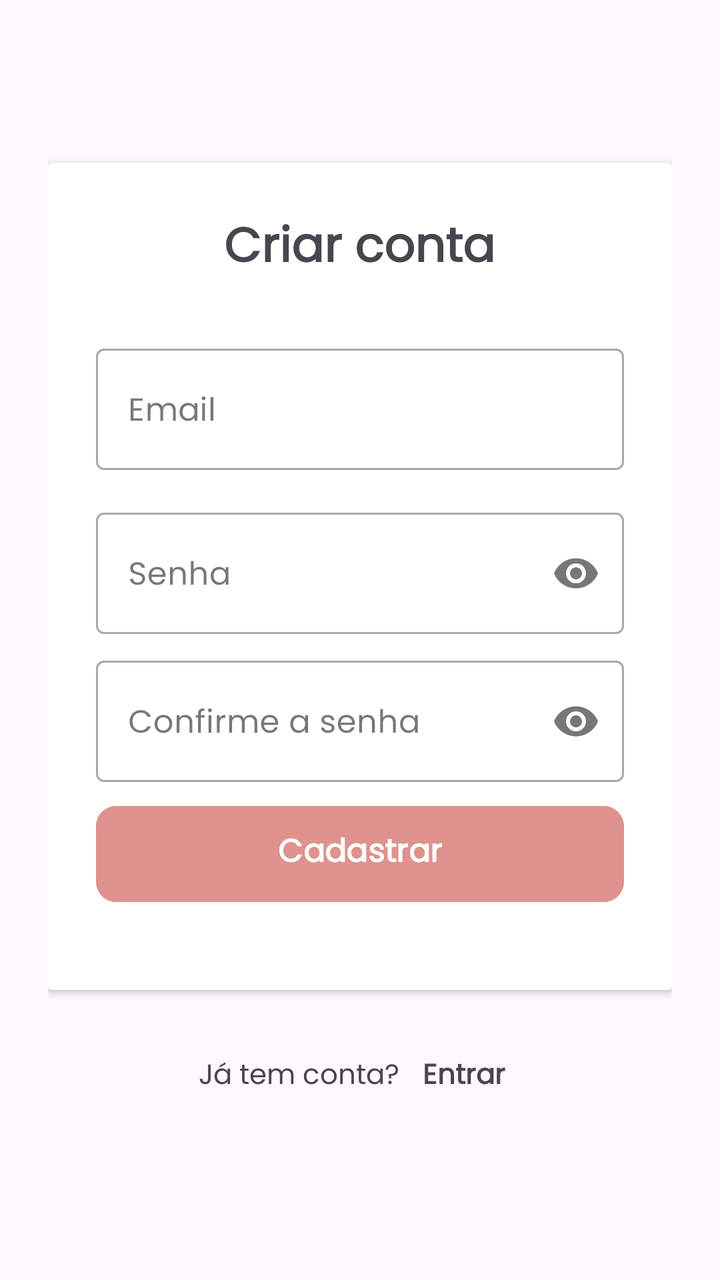
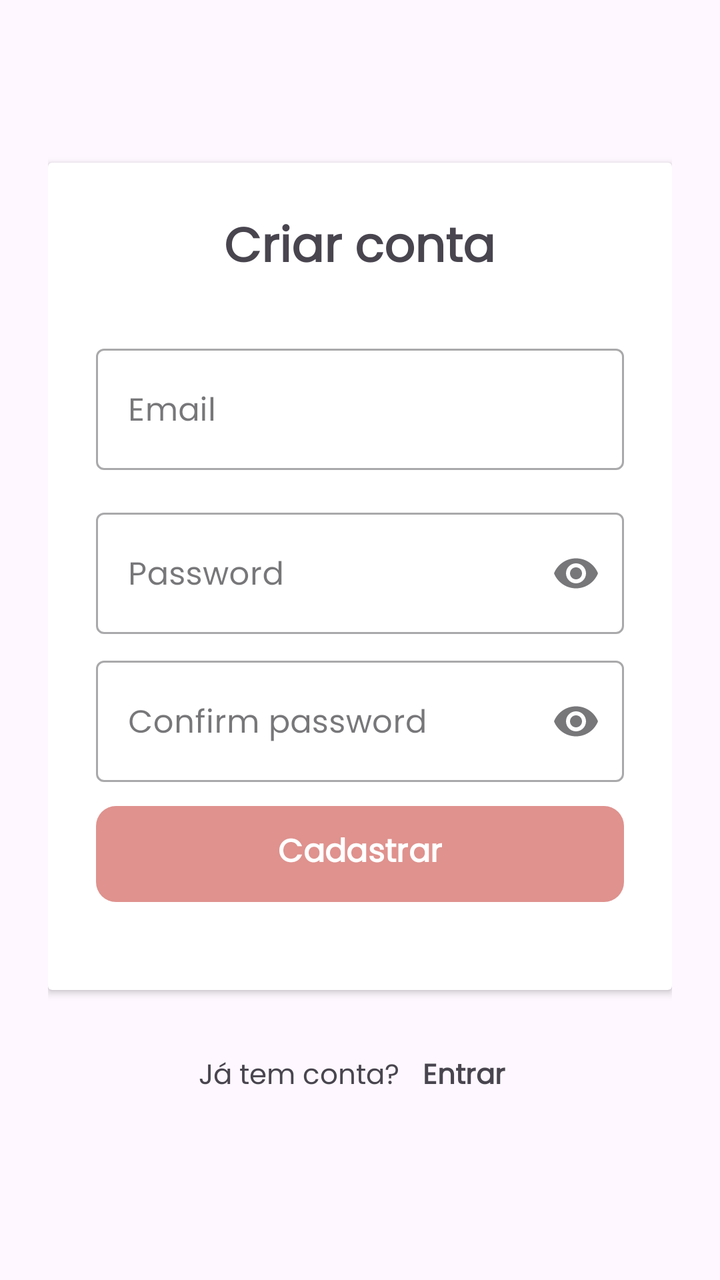

The first picture is an Android layout as it rendered before a commit; the second is the same layout after the commit. The layout source and the unified diff follow.
<!-- AndroidManifest.xml: application theme Theme.UndergraduateResearch -->
<!-- res/layout/activity_register.xml -->
<?xml version="1.0" encoding="utf-8"?>
<LinearLayout xmlns:android="http://schemas.android.com/apk/res/android"
    xmlns:app="http://schemas.android.com/apk/res-auto"
    xmlns:tools="http://schemas.android.com/tools"
    android:id="@+id/main"
    android:layout_width="match_parent"
    android:layout_height="match_parent"
    tools:context=".RegisterActivity"
    android:orientation="vertical"
    android:gravity="center"
    android:padding="24dp">

    <androidx.cardview.widget.CardView
        android:layout_width="match_parent"
        android:layout_height="wrap_content"
        android:layout_marginBottom="24dp">

        <LinearLayout
            android:layout_width="match_parent"
            android:layout_height="wrap_content"
            android:orientation="vertical"
            android:padding="24dp">

            <TextView
                android:layout_width="wrap_content"
                android:layout_height="wrap_content"
                android:layout_gravity="center"
                android:layout_marginBottom="24dp"
                android:fontFamily="@font/poppins"
                android:text="Criar conta"
                android:textSize="24sp"
                android:textStyle="bold" />

            
            <com.google.android.material.textfield.TextInputLayout
                android:id="@+id/txt_email"
                android:layout_width="match_parent"
                android:layout_height="wrap_content"
                android:layout_marginBottom="16dp"
                android:hint="Email"
                style="@style/Widget.MaterialComponents.TextInputLayout.OutlinedBox">

                <com.google.android.material.textfield.TextInputEditText
                    android:id="@+id/input_email"
                    android:layout_width="match_parent"
                    android:layout_height="wrap_content"
                    android:fontFamily="@font/poppins"
                    android:inputType="textEmailAddress"
                    android:maxLines="1" />

            </com.google.android.material.textfield.TextInputLayout>

            
            <com.google.android.material.textfield.TextInputLayout
                android:id="@+id/txt_password"
                android:layout_width="match_parent"
                android:layout_height="wrap_content"
                android:layout_marginBottom="8dp"
                android:hint="Senha"
                app:endIconMode="password_toggle"
                style="@style/Widget.MaterialComponents.TextInputLayout.OutlinedBox">

                <com.google.android.material.textfield.TextInputEditText
                    android:id="@+id/input_password"
                    android:layout_width="match_parent"
                    android:layout_height="wrap_content"
                    android:fontFamily="@font/poppins"
                    android:inputType="textPassword"
                    android:maxLines="1" />

            </com.google.android.material.textfield.TextInputLayout>

            
            <com.google.android.material.textfield.TextInputLayout
                android:id="@+id/txt_confirm_password"
                android:layout_width="match_parent"
                android:layout_height="wrap_content"
                android:layout_marginBottom="8dp"
                android:hint="Confirme a senha"
                app:endIconMode="password_toggle"
                style="@style/Widget.MaterialComponents.TextInputLayout.OutlinedBox">

                <com.google.android.material.textfield.TextInputEditText
                    android:id="@+id/input_confirm_password"
                    android:layout_width="match_parent"
                    android:layout_height="wrap_content"
                    android:fontFamily="@font/poppins"
                    android:inputType="textPassword"
                    android:maxLines="1" />

            </com.google.android.material.textfield.TextInputLayout>

            
            <com.google.android.material.button.MaterialButton
                android:id="@+id/btn_register"
                android:layout_width="match_parent"
                android:layout_height="56dp"
                android:layout_marginBottom="16dp"
                android:fontFamily="@font/poppins"
                android:text="Cadastrar"
                android:textSize="16sp"
                android:textStyle="bold"
                app:backgroundTint="@color/button_color"
                app:cornerRadius="10dp" />

        </LinearLayout>

    </androidx.cardview.widget.CardView>

    
    <LinearLayout
        android:layout_width="wrap_content"
        android:layout_height="wrap_content"
        android:orientation="horizontal"
        android:gravity="center">

        <TextView
            android:layout_width="wrap_content"
            android:layout_height="wrap_content"
            android:fontFamily="@font/poppins"
            android:text="Já tem conta? "
            android:textSize="14sp" />

        <TextView
            android:id="@+id/btn_login"
            android:layout_width="wrap_content"
            android:layout_height="wrap_content"
            android:background="?attr/selectableItemBackgroundBorderless"
            android:clickable="true"
            android:focusable="true"
            android:fontFamily="@font/poppins"
            android:padding="8dp"
            android:text="Entrar"
            android:textSize="14sp"
            android:textStyle="bold" />

    </LinearLayout>


</LinearLayout>
<!-- resources referenced by this layout -->
<resources>
  <color name="button_color">#DF928E</color>
  <style name="Theme.UndergraduateResearch" parent="Base.Theme.UndergraduateResearch" />
  <style name="Base.Theme.UndergraduateResearch" parent="Theme.Material3.DayNight.NoActionBar">
          
          
      </style>
</resources>

<!-- the commit's change to res/layout/activity_register.xml (unified diff, before → after) -->
@@ -56,7 +56,7 @@
                 android:layout_width="match_parent"
                 android:layout_height="wrap_content"
                 android:layout_marginBottom="8dp"
-                android:hint="Senha"
+                android:hint="Password"
                 app:endIconMode="password_toggle"
                 style="@style/Widget.MaterialComponents.TextInputLayout.OutlinedBox">
 
@@ -76,7 +76,7 @@
                 android:layout_width="match_parent"
                 android:layout_height="wrap_content"
                 android:layout_marginBottom="8dp"
-                android:hint="Confirme a senha"
+                android:hint="Confirm password"
                 app:endIconMode="password_toggle"
                 style="@style/Widget.MaterialComponents.TextInputLayout.OutlinedBox">
 
